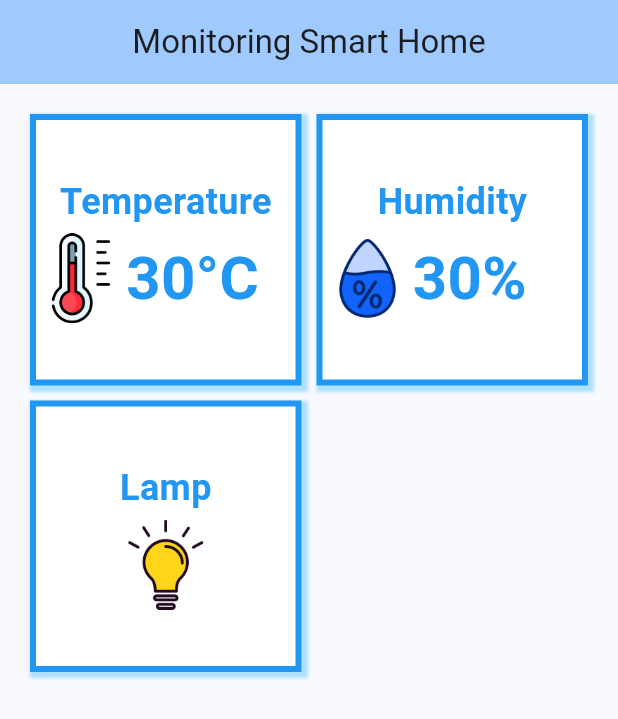
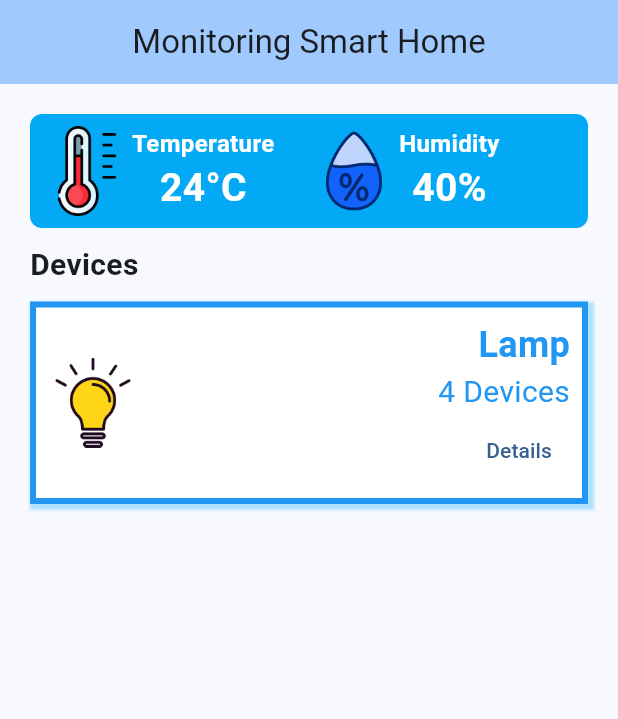
Before and after one commit to RezaZull/fluterfirebase, a Flutter app: the screen it shows after launch, on a phone screen of 412 x 824 dp. Shown: the top 719 px of the screen. Run offline on Flutter 3.47's test engine with Material 3 defaults, Android fonts, the phone set to English and light mode, and no system bars; our stand-ins replace firebase_core, firebase_database; accounts and stored records are empty.

Commit message:
[feat] tampilan utama dan list lampu

```diff
--- a/lib/screens/homescreen.dart
+++ b/lib/screens/homescreen.dart
@@ -1,6 +1,8 @@
 import 'package:firebase_database/firebase_database.dart';
 import 'package:flutter/material.dart';
 import 'package:firebase_core/firebase_core.dart';
+import 'package:flutter_firebase1/screens/lampsscreen.dart';
+import 'package:flutter_firebase1/widgets/banner_child.dart';
 import '../firebase_options.dart';
 
 class Homescreen extends StatefulWidget {
@@ -60,13 +62,44 @@ class _Homescreen extends State<Homescreen> {
 
     return Padding(
       padding: const EdgeInsets.all(20),
-      child: GridView.count(
-        crossAxisCount: 2,
-        crossAxisSpacing: 10,
-        mainAxisSpacing: 10,
-        primary: false,
+      child: Column(
+        crossAxisAlignment: CrossAxisAlignment.start,
         children: [
           Container(
+            decoration: const BoxDecoration(
+                borderRadius: BorderRadius.all(Radius.circular(8)),
+                color: Colors.lightBlue),
+            width: double.infinity,
+            padding: const EdgeInsets.all(8),
+            child: const Row(
+              children: [
+                BannerChild(
+                  title: "Temperature",
+                  value: "24",
+                  unit: "°C",
+                  images: "assets/thermometer.png",
+                ),
+                BannerChild(
+                  title: "Humidity",
+                  value: "40",
+                  unit: "%",
+                  images: "assets/HumidityLogo.png",
+                ),
+              ],
+            ),
+          ),
+          const SizedBox(
+            height: 10,
+          ),
+          const Text(
+            "Devices",
+            style: TextStyle(fontWeight: FontWeight.bold, fontSize: 20),
+          ),
+          const SizedBox(
+            height: 10,
+          ),
+          Container(
+            width: double.infinity,
             decoration: BoxDecoration(
               color: Colors.white,
               border: Border.all(color: Colors.blue, width: 4),
@@ -79,94 +112,17 @@ class _Homescreen extends State<Homescreen> {
                 ),
               ],
             ),
-            child: Column(
-              mainAxisAlignment: MainAxisAlignment.center,
-              children: [
-                const Text(
-                  'Temperature',
-                  style: TextStyle(
-                      fontSize: 24,
-                      color: Colors.blue,
-                      fontWeight: FontWeight.bold),
-                ),
-                const SizedBox(
-                  height: 4,
-                ),
-                Row(
+            padding: const EdgeInsets.all(8),
+            child: Row(
+              mainAxisAlignment: MainAxisAlignment.spaceBetween,
               children: [
                 Image.asset(
-                      'assets/thermometer.png',
+                  'assets/lightbulb.png',
                   height: 60,
                   width: 60,
                 ),
-                    const Text('30°C',
-                        style: TextStyle(
-                            fontSize: 40,
-                            fontWeight: FontWeight.bold,
-                            color: Colors.blue))
-                  ],
-                )
-              ],
-            ),
-          ),
-          Container(
-            decoration: BoxDecoration(
-              color: Colors.white,
-              border: Border.all(color: Colors.blue, width: 4),
-              boxShadow: [
-                BoxShadow(
-                  color: Colors.lightBlue.withOpacity(0.3),
-                  spreadRadius: 2,
-                  blurRadius: 1,
-                  offset: const Offset(2.0, 2.0), // changes position of shadow
-                ),
-              ],
-            ),
-            child: Column(
-              mainAxisAlignment: MainAxisAlignment.center,
-              children: [
-                const Text(
-                  'Humidity',
-                  style: TextStyle(
-                      fontSize: 24,
-                      color: Colors.blue,
-                      fontWeight: FontWeight.bold),
-                ),
-                const SizedBox(
-                  height: 4,
-                ),
-                Row(
-                  children: [
-                    Image.asset(
-                      'assets/HumidityLogo.png',
-                      height: 60,
-                      width: 60,
-                    ),
-                    const Text('30%',
-                        style: TextStyle(
-                            fontSize: 40,
-                            fontWeight: FontWeight.bold,
-                            color: Colors.blue))
-                  ],
-                )
-              ],
-            ),
-          ),
-          Container(
-            decoration: BoxDecoration(
-              color: Colors.white,
-              border: Border.all(color: Colors.blue, width: 4),
-              boxShadow: [
-                BoxShadow(
-                  color: Colors.lightBlue.withOpacity(0.3),
-                  spreadRadius: 2,
-                  blurRadius: 1,
-                  offset: const Offset(2.0, 2.0), // changes position of shadow
-                ),
-              ],
-            ),
-            child: Column(
-              mainAxisAlignment: MainAxisAlignment.center,
+                Column(
+                  crossAxisAlignment: CrossAxisAlignment.end,
                   children: [
                     const Text(
                       'Lamp',
@@ -175,17 +131,21 @@ class _Homescreen extends State<Homescreen> {
                           color: Colors.blue,
                           fontWeight: FontWeight.bold),
                     ),
-                const SizedBox(
-                  height: 4,
+                    const Text(
+                      '4 Devices',
+                      style: TextStyle(
+                        fontSize: 20,
+                        color: Colors.blue,
                       ),
-                Row(
-                  mainAxisAlignment: MainAxisAlignment.center,
-                  children: [
-                    Image.asset(
-                      'assets/lightbulb.png',
-                      height: 60,
-                      width: 60,
                     ),
+                    TextButton(
+                        onPressed: () => {
+                              Navigator.push(context,
+                                  MaterialPageRoute(builder: (context) {
+                                return const Lampsscreen();
+                              }))
+                            },
+                        child: const Text("Details"))
                   ],
                 )
               ],
@@ -194,6 +154,143 @@ class _Homescreen extends State<Homescreen> {
         ],
       ),
     );
+
+    // return Padding(
+    //   padding: const EdgeInsets.all(20),
+    //   child: GridView.count(
+    //     crossAxisCount: 2,
+    //     crossAxisSpacing: 10,
+    //     mainAxisSpacing: 10,
+    //     primary: false,
+    //     children: [
+    //       Container(
+    //         decoration: BoxDecoration(
+    //           color: Colors.white,
+    //           border: Border.all(color: Colors.blue, width: 4),
+    //           boxShadow: [
+    //             BoxShadow(
+    //               color: Colors.lightBlue.withOpacity(0.3),
+    //               spreadRadius: 2,
+    //               blurRadius: 1,
+    //               offset: const Offset(2.0, 2.0), // changes position of shadow
+    //             ),
+    //           ],
+    //         ),
+    //         child: Column(
+    //           mainAxisAlignment: MainAxisAlignment.center,
+    //           children: [
+    //             const Text(
+    //               'Temperature',
+    //               style: TextStyle(
+    //                   fontSize: 24,
+    //                   color: Colors.blue,
+    //                   fontWeight: FontWeight.bold),
+    //             ),
+    //             const SizedBox(
+    //               height: 4,
+    //             ),
+    //             Row(
+    //               children: [
+    //                 Image.asset(
+    //                   'assets/thermometer.png',
+    //                   height: 60,
+    //                   width: 60,
+    //                 ),
+    //                 const Text('30°C',
+    //                     style: TextStyle(
+    //                         fontSize: 40,
+    //                         fontWeight: FontWeight.bold,
+    //                         color: Colors.blue))
+    //               ],
+    //             )
+    //           ],
+    //         ),
+    //       ),
+    //       Container(
+    //         decoration: BoxDecoration(
+    //           color: Colors.white,
+    //           border: Border.all(color: Colors.blue, width: 4),
+    //           boxShadow: [
+    //             BoxShadow(
+    //               color: Colors.lightBlue.withOpacity(0.3),
+    //               spreadRadius: 2,
+    //               blurRadius: 1,
+    //               offset: const Offset(2.0, 2.0), // changes position of shadow
+    //             ),
+    //           ],
+    //         ),
+    //         child: Column(
+    //           mainAxisAlignment: MainAxisAlignment.center,
+    //           children: [
+    //             const Text(
+    //               'Humidity',
+    //               style: TextStyle(
+    //                   fontSize: 24,
+    //                   color: Colors.blue,
+    //                   fontWeight: FontWeight.bold),
+    //             ),
+    //             const SizedBox(
+    //               height: 4,
+    //             ),
+    //             Row(
+    //               children: [
+    //                 Image.asset(
+    //                   'assets/HumidityLogo.png',
+    //                   height: 60,
+    //                   width: 60,
+    //                 ),
+    //                 const Text('30%',
+    //                     style: TextStyle(
+    //                         fontSize: 40,
+    //                         fontWeight: FontWeight.bold,
+    //                         color: Colors.blue))
+    //               ],
+    //             )
+    //           ],
+    //         ),
+    //       ),
+    //       Container(
+    //         decoration: BoxDecoration(
+    //           color: Colors.white,
+    //           border: Border.all(color: Colors.blue, width: 4),
+    //           boxShadow: [
+    //             BoxShadow(
+    //               color: Colors.lightBlue.withOpacity(0.3),
+    //               spreadRadius: 2,
+    //               blurRadius: 1,
+    //               offset: const Offset(2.0, 2.0), // changes position of shadow
+    //             ),
+    //           ],
+    //         ),
+    //         child: Column(
+    //           mainAxisAlignment: MainAxisAlignment.center,
+    //           children: [
+    //             const Text(
+    //               'Lamp',
+    //               style: TextStyle(
+    //                   fontSize: 24,
+    //                   color: Colors.blue,
+    //                   fontWeight: FontWeight.bold),
+    //             ),
+    //             const SizedBox(
+    //               height: 4,
+    //             ),
+    //             Row(
+    //               mainAxisAlignment: MainAxisAlignment.center,
+    //               children: [
+    //                 Image.asset(
+    //                   'assets/lightbulb.png',
+    //                   height: 60,
+    //                   width: 60,
+    //                 ),
+    //               ],
+    //             )
+    //           ],
+    //         ),
+    //       ),
+    //     ],
+    //   ),
+    // );
 
     // return Padding(
     //   padding: const EdgeInsets.all(20),
--- /dev/null
+++ b/lib/widgets/banner_child.dart
@@ -0,0 +1,48 @@
+import 'package:flutter/material.dart';
+
+class BannerChild extends StatelessWidget {
+  final String title;
+  final String value;
+  final String unit;
+  final String images;
+  const BannerChild({
+    super.key,
+    required this.title,
+    required this.value,
+    required this.unit,
+    required this.images,
+  });
+
+  @override
+  Widget build(BuildContext context) {
+    return Expanded(
+      child: Row(
+        children: [
+          Image.asset(
+            images,
+            height: 60,
+            width: 60,
+          ),
+          Column(
+            children: [
+              Text(
+                title,
+                style: const TextStyle(
+                    color: Colors.white,
+                    fontSize: 16,
+                    fontWeight: FontWeight.bold),
+              ),
+              Text(
+                "$value$unit",
+                style: const TextStyle(
+                    color: Colors.white,
+                    fontSize: 26,
+                    fontWeight: FontWeight.bold),
+              ),
+            ],
+          )
+        ],
+      ),
+    );
+  }
+}
```
Also changed, not shown: lib/screens/lampsscreen.dart (+42 -0 lines), lib/widgets/lampscard.dart (added, +59 -0 lines), lib/widgets/card.dart (deleted). Lines whose indentation alone changed are shown as unchanged.
